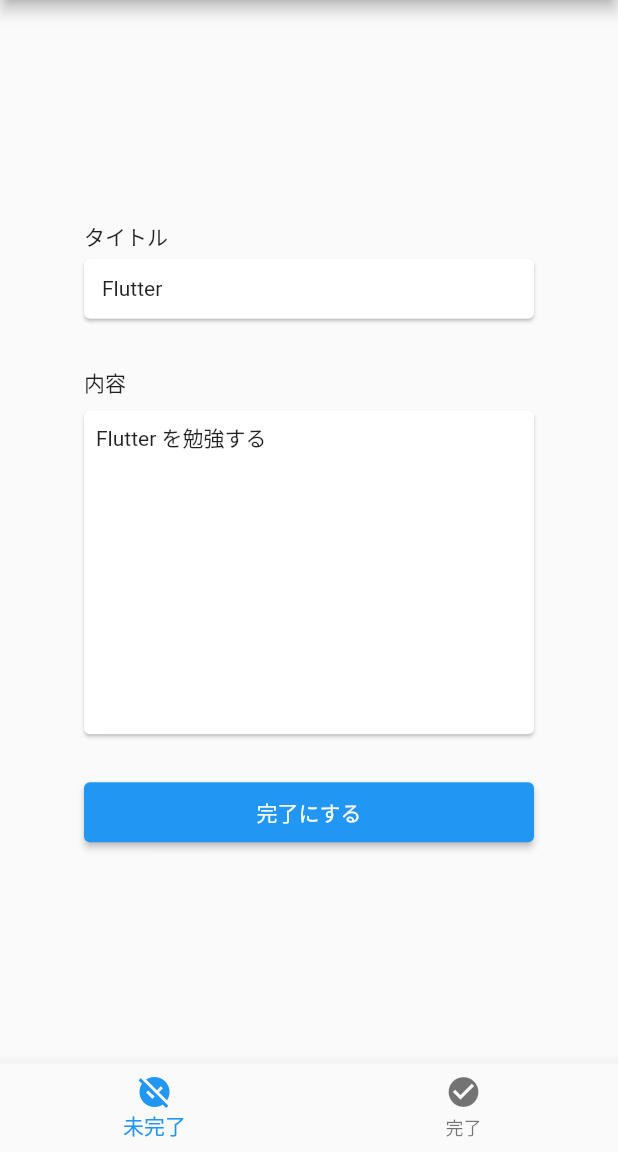
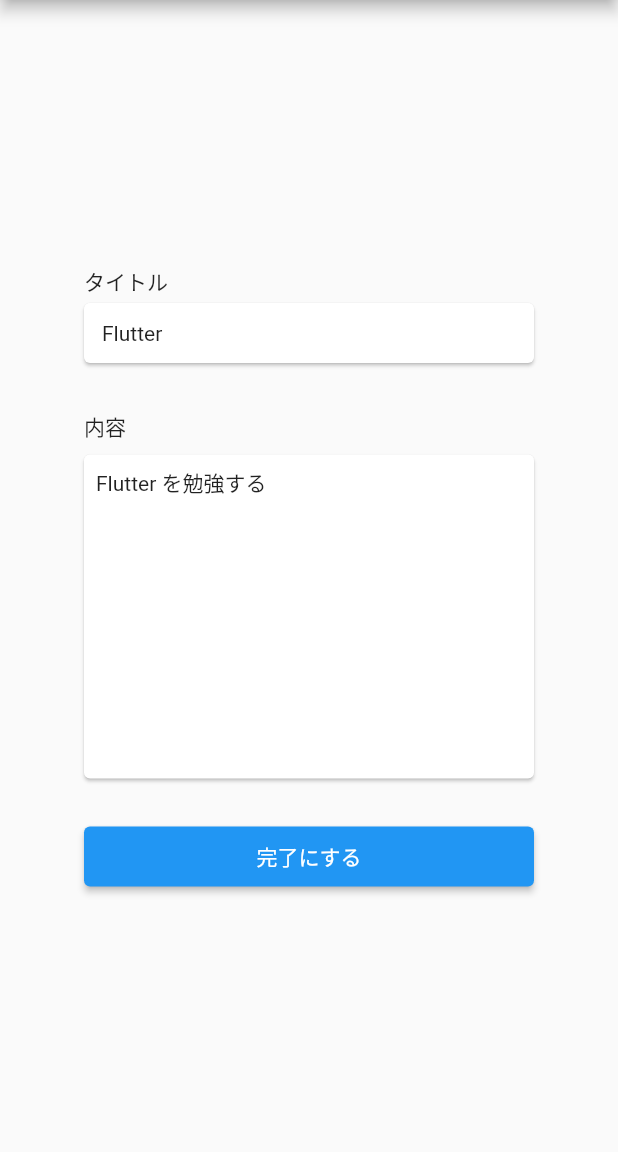
Before and after one commit to fukiko2020/flutter_sample_app, a Flutter app: the screen it shows after launch, after a tap on an icon or button, on a phone screen of 412 x 824 dp, the part 84-1236 px from its top. Run offline on Flutter 3.47's test engine with Material 2 defaults, Android fonts, the phone set to English and light mode, and no system bars.

Commit message:
revise code

```diff
--- a/lib/todo_add.dart
+++ b/lib/todo_add.dart
@@ -1,9 +1,9 @@
 import 'package:flutter/material.dart';
 
 class TodoAddPage extends StatefulWidget {
+  final void Function(Map<String, String>) addTodoItem;
+
   const TodoAddPage({Key? key, required this.addTodoItem}) : super(key: key);
-
-  final void Function(Map<String, String>) addTodoItem;
 
   @override
   TodoAddPageState createState() => TodoAddPageState();
--- a/lib/todo_detail.dart
+++ b/lib/todo_detail.dart
@@ -2,18 +2,16 @@ import 'package:flutter/material.dart';
 import 'package:flutter_sample_app/todo_item.dart';
 
 class TodoDetailPage extends StatefulWidget {
+  final int index;
+  final TodoItem todoItem;
+  final Function(int) toggleIsCompleted;
+
   const TodoDetailPage({
     Key? key,
     required this.index,
     required this.todoItem,
-    required this.changeShownList,
     required this.toggleIsCompleted,
   }) : super(key: key);
-
-  final int index;
-  final TodoItem todoItem;
-  final Function(int) changeShownList;
-  final Function(int) toggleIsCompleted;
 
   @override
   TodoDetailPageState createState() => TodoDetailPageState();
@@ -34,11 +32,6 @@ class TodoDetailPageState extends State<TodoDetailPage> {
         currentIsCompleted = !currentIsCompleted;
       },
     );
-  }
-
-  void backToTodoList(int index) {
-    widget.changeShownList(index);
-    Navigator.of(context).pop();
   }
 
   @override
@@ -97,19 +90,6 @@ class TodoDetailPageState extends State<TodoDetailPage> {
           ),
         ),
       ),
-      bottomNavigationBar: BottomNavigationBar(
-        items: const <BottomNavigationBarItem>[
-          BottomNavigationBarItem(
-            icon: Icon(Icons.unpublished),
-            label: '未完了',
-          ),
-          BottomNavigationBarItem(
-            icon: Icon(Icons.check_circle),
-            label: '完了',
-          ),
-        ],
-        onTap: backToTodoList,
-      ),
     );
   }
 }
--- a/lib/todo_item.dart
+++ b/lib/todo_item.dart
@@ -1,12 +1,12 @@
 class TodoItem {
+  final int id;
+  final String title;
+  final String content;
+  bool isCompleted;
+
   TodoItem(
       {required this.id,
       required this.title,
       required this.content,
       required this.isCompleted});
-
-  final int id;
-  final String title;
-  final String content;
-  bool isCompleted;
 }
--- a/lib/todo_list.dart
+++ b/lib/todo_list.dart
@@ -95,7 +95,6 @@ class TodoListPageState extends State {
         return TodoDetailPage(
           index: index,
           todoItem: shownList[index],
-          changeShownList: changeShownList,
           toggleIsCompleted: toggleIsCompleted,
         );
       }),
```
